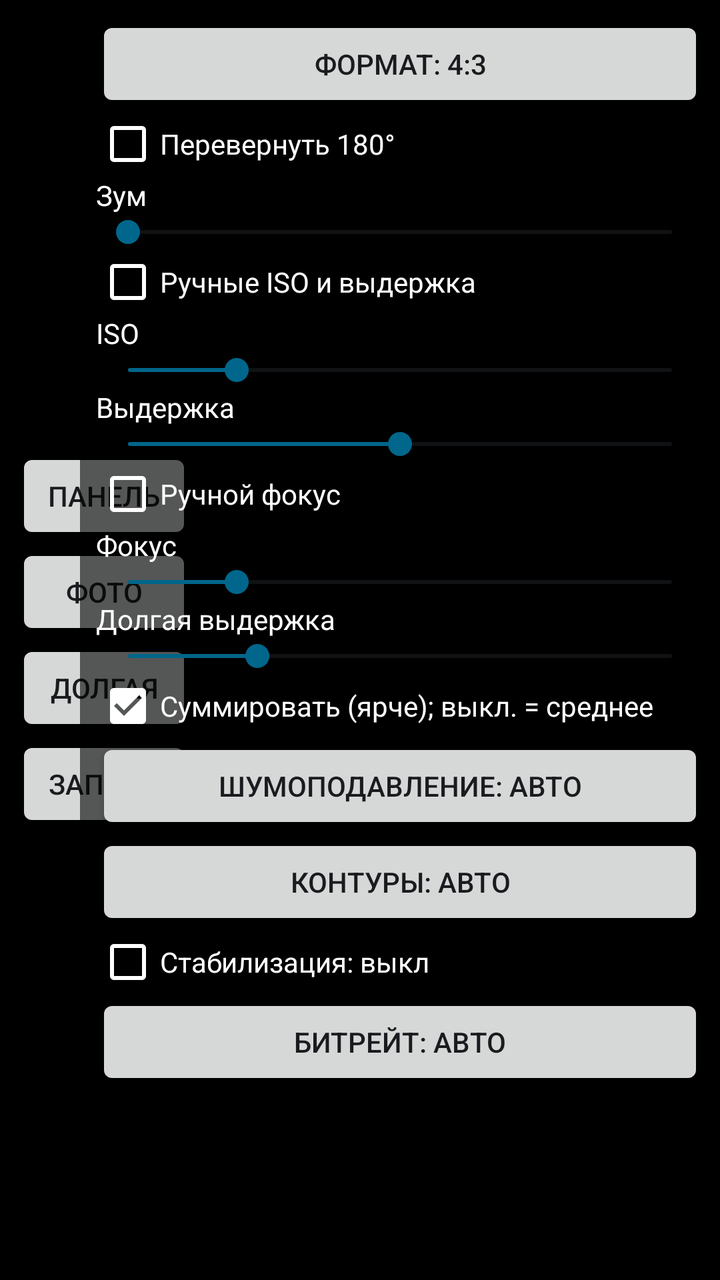
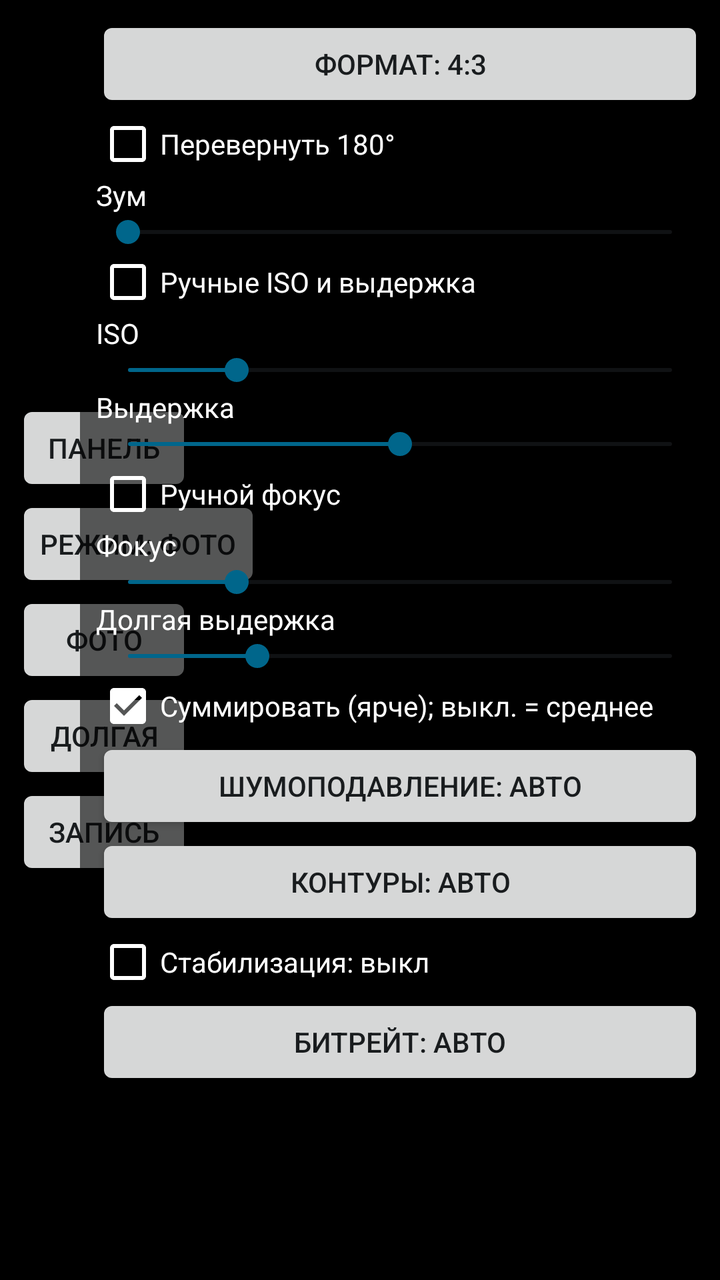

Two renders of the same Android screen: before a commit and after it. Below are the layout's source before the change and the commit's diff.
<!-- AndroidManifest.xml: application theme android:Theme.DeviceDefault.Light.NoActionBar -->
<!-- res/layout/activity_main.xml -->
<?xml version="1.0" encoding="utf-8"?>
<FrameLayout xmlns:android="http://schemas.android.com/apk/res/android"
    android:layout_width="match_parent"
    android:layout_height="match_parent"
    android:background="#000000">

    <TextureView
        android:id="@+id/texture"
        android:layout_width="match_parent"
        android:layout_height="match_parent" />

    
    <LinearLayout
        android:layout_width="wrap_content"
        android:layout_height="wrap_content"
        android:layout_gravity="start|center_vertical"
        android:layout_marginStart="8dp"
        android:orientation="vertical">

        <Button
            android:id="@+id/btnPanel"
            android:layout_width="wrap_content"
            android:layout_height="wrap_content"
            android:text="Панель" />

        <Button
            android:id="@+id/btnPhoto"
            android:layout_width="wrap_content"
            android:layout_height="wrap_content"
            android:text="Фото" />

        <Button
            android:id="@+id/btnStack"
            android:layout_width="wrap_content"
            android:layout_height="wrap_content"
            android:text="Долгая" />

        <Button
            android:id="@+id/btnRec"
            android:layout_width="wrap_content"
            android:layout_height="wrap_content"
            android:text="Запись" />
    </LinearLayout>

    
    <ScrollView
        android:id="@+id/panel"
        android:layout_width="320dp"
        android:layout_height="match_parent"
        android:layout_gravity="end"
        android:background="#99000000"
        android:padding="8dp">

        <LinearLayout
            android:layout_width="match_parent"
            android:layout_height="wrap_content"
            android:orientation="vertical">

            <Button
                android:id="@+id/btnAspect"
                android:layout_width="match_parent"
                android:layout_height="wrap_content"
                android:text="Формат: 4:3" />

            <CheckBox
                android:id="@+id/cbFlip"
                android:layout_width="wrap_content"
                android:layout_height="wrap_content"
                android:buttonTint="#FFFFFF"
                android:text="Перевернуть 180°"
                android:textColor="#FFFFFF" />

            <TextView
                android:id="@+id/tvZoom"
                android:layout_width="match_parent"
                android:layout_height="wrap_content"
                android:text="Зум"
                android:textColor="#FFFFFF" />

            <SeekBar
                android:id="@+id/sbZoom"
                android:layout_width="match_parent"
                android:layout_height="wrap_content"
                android:max="1000"
                android:progress="0" />

            <CheckBox
                android:id="@+id/cbExp"
                android:layout_width="wrap_content"
                android:layout_height="wrap_content"
                android:buttonTint="#FFFFFF"
                android:text="Ручные ISO и выдержка"
                android:textColor="#FFFFFF" />

            <TextView
                android:id="@+id/tvIso"
                android:layout_width="match_parent"
                android:layout_height="wrap_content"
                android:text="ISO"
                android:textColor="#FFFFFF" />

            <SeekBar
                android:id="@+id/sbIso"
                android:layout_width="match_parent"
                android:layout_height="wrap_content"
                android:max="1000"
                android:progress="200" />

            <TextView
                android:id="@+id/tvExp"
                android:layout_width="match_parent"
                android:layout_height="wrap_content"
                android:text="Выдержка"
                android:textColor="#FFFFFF" />

            <SeekBar
                android:id="@+id/sbExp"
                android:layout_width="match_parent"
                android:layout_height="wrap_content"
                android:max="1000"
                android:progress="500" />

            <CheckBox
                android:id="@+id/cbFocus"
                android:layout_width="wrap_content"
                android:layout_height="wrap_content"
                android:buttonTint="#FFFFFF"
                android:text="Ручной фокус"
                android:textColor="#FFFFFF" />

            <TextView
                android:id="@+id/tvFocus"
                android:layout_width="match_parent"
                android:layout_height="wrap_content"
                android:text="Фокус"
                android:textColor="#FFFFFF" />

            <SeekBar
                android:id="@+id/sbFocus"
                android:layout_width="match_parent"
                android:layout_height="wrap_content"
                android:max="1000"
                android:progress="200" />

            <TextView
                android:id="@+id/tvBoost"
                android:layout_width="match_parent"
                android:layout_height="wrap_content"
                android:text="Цифровое усиление"
                android:textColor="#FFFFFF"
                android:visibility="gone" />

            <SeekBar
                android:id="@+id/sbBoost"
                android:layout_width="match_parent"
                android:layout_height="wrap_content"
                android:max="1000"
                android:progress="0"
                android:visibility="gone" />

            <TextView
                android:id="@+id/tvStack"
                android:layout_width="match_parent"
                android:layout_height="wrap_content"
                android:text="Долгая выдержка"
                android:textColor="#FFFFFF" />

            <SeekBar
                android:id="@+id/sbStack"
                android:layout_width="match_parent"
                android:layout_height="wrap_content"
                android:max="118"
                android:progress="28" />

            <CheckBox
                android:id="@+id/cbStackSum"
                android:layout_width="wrap_content"
                android:layout_height="wrap_content"
                android:buttonTint="#FFFFFF"
                android:checked="true"
                android:text="Суммировать (ярче); выкл. = среднее"
                android:textColor="#FFFFFF" />

            <Button
                android:id="@+id/btnNr"
                android:layout_width="match_parent"
                android:layout_height="wrap_content"
                android:text="Шумоподавление: авто" />

            <Button
                android:id="@+id/btnEdge"
                android:layout_width="match_parent"
                android:layout_height="wrap_content"
                android:text="Контуры: авто" />

            <CheckBox
                android:id="@+id/cbNoProc"
                android:layout_width="wrap_content"
                android:layout_height="wrap_content"
                android:buttonTint="#FFFFFF"
                android:text="Стабилизация: выкл"
                android:textColor="#FFFFFF" />

            <Button
                android:id="@+id/btnBitrate"
                android:layout_width="match_parent"
                android:layout_height="wrap_content"
                android:text="Битрейт: авто" />
        </LinearLayout>
    </ScrollView>

    
    <ScrollView
        android:id="@+id/logScroll"
        android:layout_width="380dp"
        android:layout_height="64dp"
        android:layout_gravity="bottom|start"
        android:layout_marginStart="96dp"
        android:background="#66000000">

        <TextView
            android:id="@+id/log"
            android:layout_width="match_parent"
            android:layout_height="wrap_content"
            android:textColor="#FFFFFF"
            android:textSize="11sp" />
    </ScrollView>
</FrameLayout>
<!-- resources referenced by this layout -->
<resources>

</resources>

<!-- the commit's change to res/layout/activity_main.xml (unified diff, before → after) -->
@@ -22,6 +22,12 @@
             android:layout_width="wrap_content"
             android:layout_height="wrap_content"
             android:text="Панель" />
+
+        <Button
+            android:id="@+id/btnMode"
+            android:layout_width="wrap_content"
+            android:layout_height="wrap_content"
+            android:text="Режим: Фото" />
 
         <Button
             android:id="@+id/btnPhoto"
